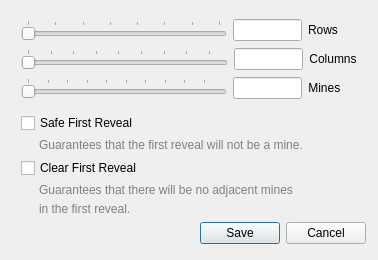
First picture: the form in src/view/options.ui, repository somedude72/minesweeper, before the edit.
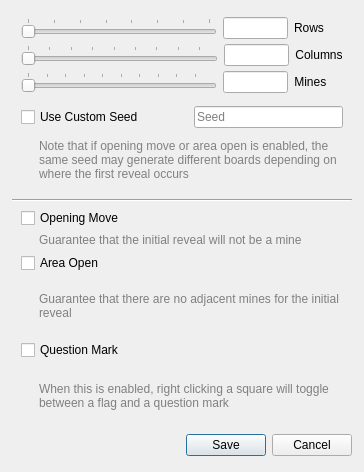
Second picture: the form after the edit.

Commit message: Added custom seed option

```diff
--- a/src/view/options.ui
+++ b/src/view/options.ui
@@ -6,8 +6,8 @@
    <rect>
     <x>0</x>
     <y>0</y>
-    <width>378</width>
-    <height>260</height>
+    <width>364</width>
+    <height>472</height>
    </rect>
   </property>
   <property name="windowTitle">
@@ -272,6 +272,124 @@
      </layout>
     </widget>
    </item>
+   <item>
+    <widget class="QWidget" name="seed" native="true">
+     <property name="sizePolicy">
+      <sizepolicy hsizetype="Preferred" vsizetype="Fixed">
+       <horstretch>0</horstretch>
+       <verstretch>0</verstretch>
+      </sizepolicy>
+     </property>
+     <layout class="QVBoxLayout" name="verticalLayout_6">
+      <property name="spacing">
+       <number>0</number>
+      </property>
+      <property name="topMargin">
+       <number>0</number>
+      </property>
+      <property name="bottomMargin">
+       <number>0</number>
+      </property>
+      <item>
+       <widget class="QWidget" name="seed_box" native="true">
+        <property name="sizePolicy">
+         <sizepolicy hsizetype="Preferred" vsizetype="Fixed">
+          <horstretch>0</horstretch>
+          <verstretch>0</verstretch>
+         </sizepolicy>
+        </property>
+        <layout class="QHBoxLayout" name="horizontalLayout_4">
+         <property name="spacing">
+          <number>50</number>
+         </property>
+         <property name="leftMargin">
+          <number>0</number>
+         </property>
+         <property name="topMargin">
+          <number>0</number>
+         </property>
+         <property name="rightMargin">
+          <number>0</number>
+         </property>
+         <property name="bottomMargin">
+          <number>0</number>
+         </property>
+         <item>
+          <widget class="QCheckBox" name="seed_check">
+           <property name="text">
+            <string>Use Custom Seed</string>
+           </property>
+          </widget>
+         </item>
+         <item>
+          <widget class="QLineEdit" name="seed_editor">
+           <property name="alignment">
+            <set>Qt::AlignmentFlag::AlignLeading|Qt::AlignmentFlag::AlignLeft|Qt::AlignmentFlag::AlignVCenter</set>
+           </property>
+           <property name="placeholderText">
+            <string>Seed</string>
+           </property>
+           <property name="cursorMoveStyle">
+            <enum>Qt::CursorMoveStyle::LogicalMoveStyle</enum>
+           </property>
+          </widget>
+         </item>
+        </layout>
+       </widget>
+      </item>
+      <item>
+       <widget class="QWidget" name="seed_label" native="true">
+        <layout class="QHBoxLayout" name="horizontalLayout_5">
+         <property name="leftMargin">
+          <number>0</number>
+         </property>
+         <property name="topMargin">
+          <number>0</number>
+         </property>
+         <property name="rightMargin">
+          <number>0</number>
+         </property>
+         <property name="bottomMargin">
+          <number>0</number>
+         </property>
+         <item>
+          <widget class="QLabel" name="seed_text">
+           <property name="sizePolicy">
+            <sizepolicy hsizetype="Preferred" vsizetype="Fixed">
+             <horstretch>0</horstretch>
+             <verstretch>0</verstretch>
+            </sizepolicy>
+           </property>
+           <property name="text">
+            <string>&lt;html&gt;&lt;head/&gt;&lt;body&gt;&lt;p&gt;&lt;span style=&quot; color:#818181;&quot;&gt;Note that if opening move or area open is enabled, the same seed may generate different boards depending on where the first reveal occurs&lt;/span&gt;&lt;/p&gt;&lt;/body&gt;&lt;/html&gt;</string>
+           </property>
+           <property name="wordWrap">
+            <bool>true</bool>
+           </property>
+           <property name="indent">
+            <number>18</number>
+           </property>
+          </widget>
+         </item>
+        </layout>
+       </widget>
+      </item>
+     </layout>
+    </widget>
+   </item>
+   <item>
+    <widget class="Line" name="main_separator">
+     <property name="frameShadow">
+      <enum>QFrame::Shadow::Sunken</enum>
+     </property>
+     <property name="lineWidth">
+      <number>1</number>
+     </property>
+     <property name="orientation">
+      <enum>Qt::Orientation::Horizontal</enum>
+     </property>
+    </widget>
+   </item>
    <item>
     <widget class="QWidget" name="safe_first_reveal" native="true">
      <property name="sizePolicy">
@@ -280,24 +398,6 @@
        <verstretch>0</verstretch>
       </sizepolicy>
      </property>
-     <layout class="QHBoxLayout" name="horizontalLayout_5" stretch="0">
-      <property name="spacing">
-       <number>0</number>
-      </property>
-      <property name="leftMargin">
-       <number>0</number>
-      </property>
-      <property name="topMargin">
-       <number>0</number>
-      </property>
-      <property name="rightMargin">
-       <number>0</number>
-      </property>
-      <property name="bottomMargin">
-       <number>0</number>
-      </property>
-      <item>
-       <widget class="QWidget" name="safe_first_reveal_check" native="true">
         <layout class="QVBoxLayout" name="verticalLayout_4">
          <property name="spacing">
           <number>5</number>
@@ -305,9 +405,6 @@
          <property name="topMargin">
           <number>0</number>
          </property>
-         <property name="rightMargin">
-          <number>0</number>
-         </property>
          <property name="bottomMargin">
           <number>0</number>
          </property>
@@ -320,7 +417,7 @@
             </size>
            </property>
            <property name="text">
-            <string>Safe First Reveal</string>
+         <string>Opening Move</string>
            </property>
            <property name="tristate">
             <bool>false</bool>
@@ -336,7 +433,7 @@
             </sizepolicy>
            </property>
            <property name="text">
-            <string>&lt;html&gt;&lt;head/&gt;&lt;body&gt;&lt;p&gt;&lt;span style=&quot; color:#808080;&quot;&gt;          Guarantees that the first reveal will not be a mine.&lt;/span&gt;&lt;/p&gt;&lt;/body&gt;&lt;/html&gt;</string>
+         <string>&lt;html&gt;&lt;head/&gt;&lt;body&gt;&lt;p&gt;&lt;span style=&quot; color:#808080;&quot;&gt;Guarantee that the initial reveal will not be a mine&lt;/span&gt;&lt;/p&gt;&lt;/body&gt;&lt;/html&gt;</string>
            </property>
            <property name="alignment">
             <set>Qt::AlignmentFlag::AlignLeading|Qt::AlignmentFlag::AlignLeft|Qt::AlignmentFlag::AlignVCenter</set>
@@ -347,9 +444,6 @@
            <property name="indent">
             <number>18</number>
            </property>
-          </widget>
-         </item>
-        </layout>
        </widget>
       </item>
      </layout>
@@ -363,41 +457,20 @@
        <verstretch>0</verstretch>
       </sizepolicy>
      </property>
-     <layout class="QHBoxLayout" name="horizontalLayout_4" stretch="0,1">
-      <property name="spacing">
-       <number>0</number>
-      </property>
-      <property name="leftMargin">
-       <number>0</number>
-      </property>
-      <property name="topMargin">
-       <number>0</number>
-      </property>
-      <property name="rightMargin">
-       <number>0</number>
-      </property>
-      <property name="bottomMargin">
-       <number>0</number>
-      </property>
-      <item>
-       <widget class="QWidget" name="clear_first_reveal_check" native="true">
-        <layout class="QVBoxLayout" name="verticalLayout_3">
+     <layout class="QVBoxLayout" name="verticalLayout_2">
          <property name="spacing">
           <number>5</number>
          </property>
          <property name="topMargin">
           <number>0</number>
          </property>
-         <property name="rightMargin">
-          <number>0</number>
-         </property>
          <property name="bottomMargin">
           <number>0</number>
          </property>
          <item>
           <widget class="QCheckBox" name="clear_checkbox">
            <property name="text">
-            <string>Clear First Reveal</string>
+         <string>Area Open</string>
            </property>
            <property name="tristate">
             <bool>false</bool>
@@ -413,23 +486,13 @@
             </sizepolicy>
            </property>
            <property name="text">
-            <string>&lt;html&gt;&lt;head/&gt;&lt;body&gt;&lt;p&gt;&lt;span style=&quot; color:#808080;&quot;&gt;Guarantees that there will be no adjacent mines&lt;/span&gt;&lt;/p&gt;&lt;/body&gt;&lt;/html&gt;</string>
+         <string>&lt;html&gt;&lt;head/&gt;&lt;body&gt;&lt;p&gt;&lt;span style=&quot; color:#808080;&quot;&gt;Guarantee that there are no adjacent mines for the initial reveal&lt;/span&gt;&lt;/p&gt;&lt;/body&gt;&lt;/html&gt;</string>
            </property>
            <property name="alignment">
             <set>Qt::AlignmentFlag::AlignLeading|Qt::AlignmentFlag::AlignLeft|Qt::AlignmentFlag::AlignVCenter</set>
            </property>
            <property name="wordWrap">
-            <bool>false</bool>
-           </property>
-           <property name="indent">
-            <number>18</number>
-           </property>
-          </widget>
-         </item>
-         <item>
-          <widget class="QLabel" name="clear_first_reveal_l3">
-           <property name="text">
-            <string>&lt;html&gt;&lt;head/&gt;&lt;body&gt;&lt;p&gt;&lt;span style=&quot; color:#808080;&quot;&gt;in the first reveal.&lt;/span&gt;&lt;/p&gt;&lt;/body&gt;&lt;/html&gt;</string>
+         <bool>true</bool>
            </property>
            <property name="indent">
             <number>18</number>
@@ -440,27 +503,41 @@
        </widget>
       </item>
       <item>
-       <widget class="QWidget" name="clear_first_reveal_labels" native="true">
+    <widget class="QWidget" name="question_mark" native="true">
+     <layout class="QVBoxLayout" name="verticalLayout_3">
+      <property name="spacing">
+       <number>5</number>
+      </property>
+      <property name="topMargin">
+       <number>0</number>
+      </property>
+      <property name="bottomMargin">
+       <number>0</number>
+      </property>
+      <item>
+       <widget class="QCheckBox" name="mark_checkbox">
+        <property name="text">
+         <string>Question Mark</string>
+        </property>
+       </widget>
+      </item>
+      <item>
+       <widget class="QLabel" name="mark_label">
         <property name="sizePolicy">
-         <sizepolicy hsizetype="Preferred" vsizetype="Fixed">
+         <sizepolicy hsizetype="Preferred" vsizetype="Preferred">
           <horstretch>0</horstretch>
           <verstretch>0</verstretch>
          </sizepolicy>
         </property>
-        <layout class="QVBoxLayout" name="verticalLayout_2">
-         <property name="spacing">
-          <number>0</number>
-         </property>
-         <property name="leftMargin">
-          <number>0</number>
-         </property>
-         <property name="topMargin">
-          <number>0</number>
-         </property>
-         <property name="bottomMargin">
-          <number>0</number>
-         </property>
-        </layout>
+        <property name="text">
+         <string>&lt;html&gt;&lt;head/&gt;&lt;body&gt;&lt;p&gt;&lt;span style=&quot; color:#808080;&quot;&gt;When this is enabled, right clicking a square will toggle between a flag and a question mark&lt;/span&gt;&lt;/p&gt;&lt;/body&gt;&lt;/html&gt;</string>
+        </property>
+        <property name="wordWrap">
+         <bool>true</bool>
+        </property>
+        <property name="indent">
+         <number>18</number>
+        </property>
        </widget>
       </item>
      </layout>
```
Lines whose indentation alone changed are shown as unchanged. The commit also changes 4 other files.
